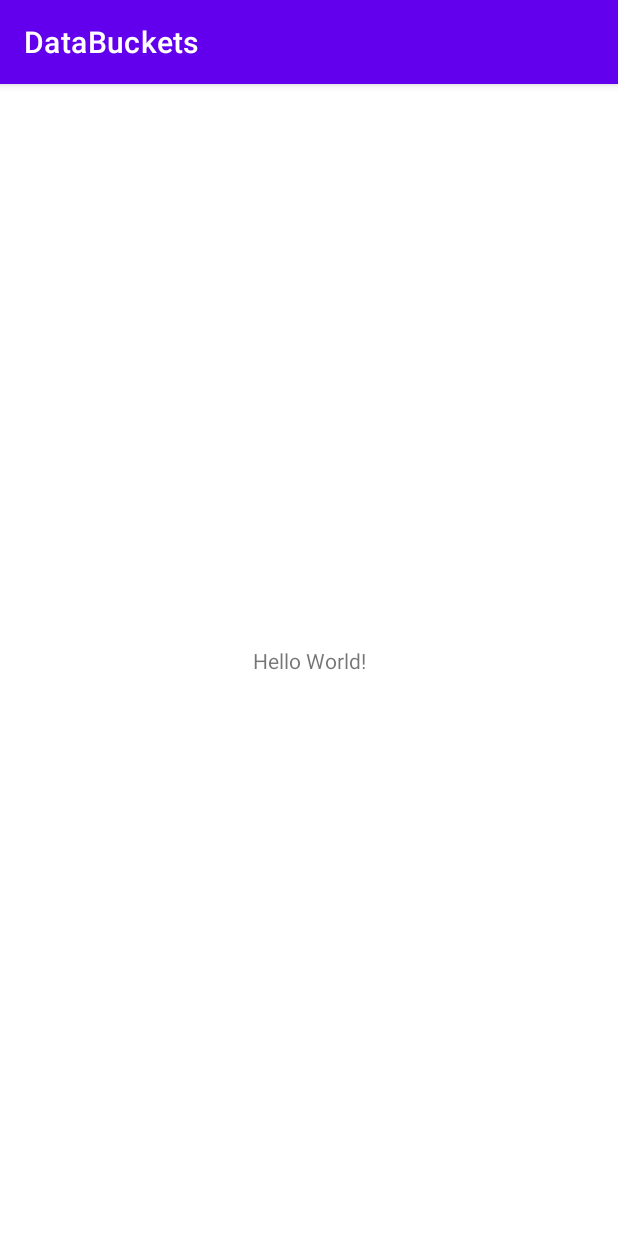
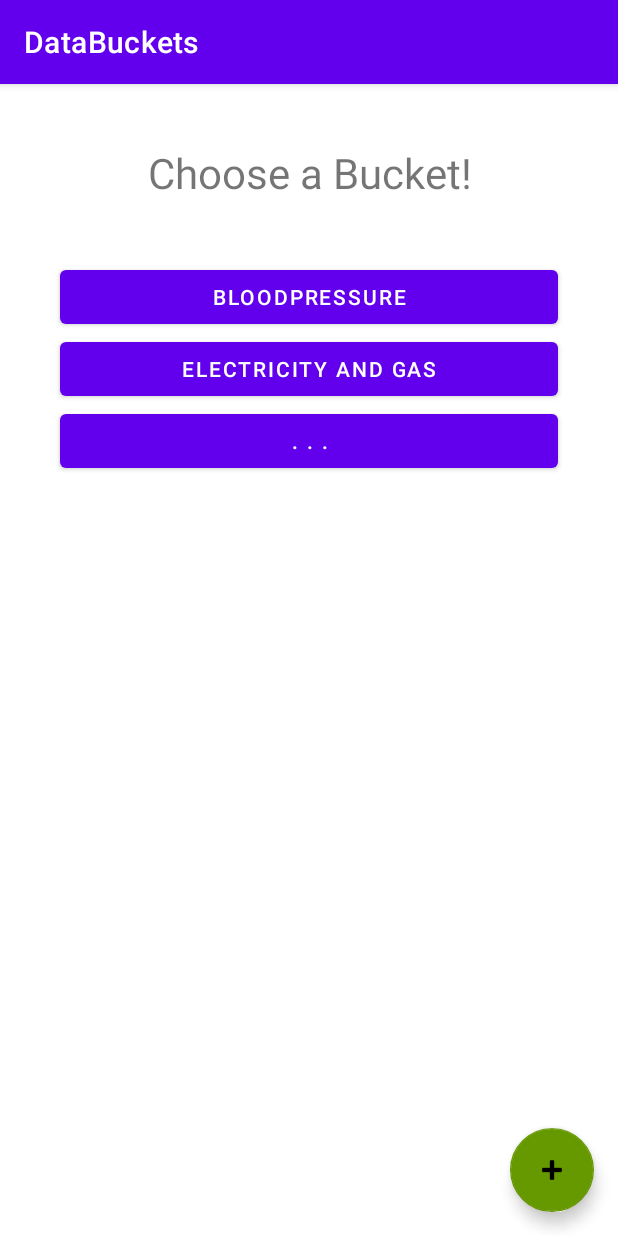
Before and after one commit to jpohlmeyer/databuckets, an Android app: the screen it shows after launch (MainActivity), on a phone screen of 412 x 824 dp. Run offline under Robolectric (Android 15) with nearby library versions, the phone set to English and light mode, and no system bars.

Commit message:
Add Layout for MainActivity

```diff
--- a/app/build.gradle
+++ b/app/build.gradle
@@ -25,6 +25,9 @@ android {
         sourceCompatibility JavaVersion.VERSION_1_8
         targetCompatibility JavaVersion.VERSION_1_8
     }
+    buildFeatures {
+        viewBinding true
+    }
 }
 
 dependencies {
--- a/app/src/main/java/com/github/jpohlmeyer/databuckets/MainActivity.java
+++ b/app/src/main/java/com/github/jpohlmeyer/databuckets/MainActivity.java
@@ -4,11 +4,16 @@ import androidx.appcompat.app.AppCompatActivity;
 
 import android.os.Bundle;
 
+import com.github.jpohlmeyer.databuckets.databinding.ActivityMainBinding;
+
 public class MainActivity extends AppCompatActivity {
+
+    private ActivityMainBinding binding;
 
     @Override
     protected void onCreate(Bundle savedInstanceState) {
         super.onCreate(savedInstanceState);
-        setContentView(R.layout.activity_main);
+        binding = ActivityMainBinding.inflate(getLayoutInflater());
+        setContentView(binding.getRoot());
     }
 }
--- a/app/src/main/res/layout/activity_main.xml
+++ b/app/src/main/res/layout/activity_main.xml
@@ -6,13 +6,66 @@
     android:layout_height="match_parent"
     tools:context=".MainActivity">
 
-    <TextView
+    <androidx.core.widget.NestedScrollView
+        android:layout_width="match_parent"
+        android:layout_height="match_parent">
+
+        <LinearLayout
+            android:layout_width="match_parent"
+            android:layout_height="wrap_content"
+            android:layout_marginBottom="80dp"
+            android:orientation="vertical"
+            app:layout_constraintEnd_toEndOf="parent"
+            app:layout_constraintStart_toStartOf="parent"
+            app:layout_constraintTop_toTopOf="parent">
+
+            <TextView
+                android:id="@+id/textView"
+                android:layout_width="match_parent"
+                android:layout_height="wrap_content"
+                android:layout_marginTop="40dp"
+                android:layout_marginBottom="40dp"
+                android:text="Choose a Bucket!"
+                android:textAlignment="center"
+                android:textSize="28sp" />
+
+            <Button
+                android:id="@+id/button"
+                android:layout_width="match_parent"
+                android:layout_height="wrap_content"
+                android:insetLeft="40dp"
+                android:insetRight="40dp"
+                android:text="Bloodpressure" />
+
+            <Button
+                android:id="@+id/button2"
+                android:layout_width="match_parent"
+                android:layout_height="wrap_content"
+                android:insetLeft="40dp"
+                android:insetRight="40dp"
+                android:text="Electricity and Gas" />
+
+            <Button
+                android:id="@+id/button3"
+                android:layout_width="match_parent"
+                android:layout_height="wrap_content"
+                android:insetLeft="40dp"
+                android:insetRight="40dp"
+                android:text=". . ." />
+
+        </LinearLayout>
+
+    </androidx.core.widget.NestedScrollView>
+
+    <com.google.android.material.floatingactionbutton.FloatingActionButton
+        android:id="@+id/add_new_bucket_button"
         android:layout_width="wrap_content"
         android:layout_height="wrap_content"
-        android:text="Hello World!"
+        android:layout_marginEnd="16dp"
+        android:layout_marginBottom="16dp"
+        app:backgroundTint="@android:color/holo_green_dark"
         app:layout_constraintBottom_toBottomOf="parent"
-        app:layout_constraintLeft_toLeftOf="parent"
-        app:layout_constraintRight_toRightOf="parent"
-        app:layout_constraintTop_toTopOf="parent" />
+        app:layout_constraintEnd_toEndOf="parent"
+        app:srcCompat="@android:drawable/ic_input_add" />
 
 </androidx.constraintlayout.widget.ConstraintLayout>
```
